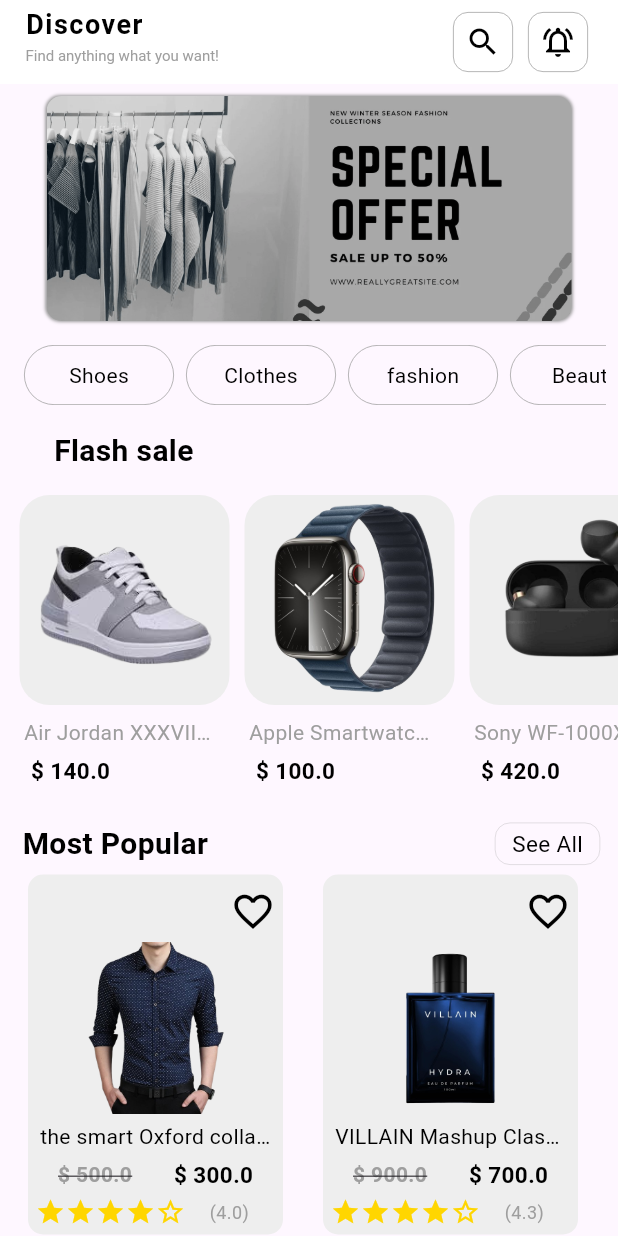
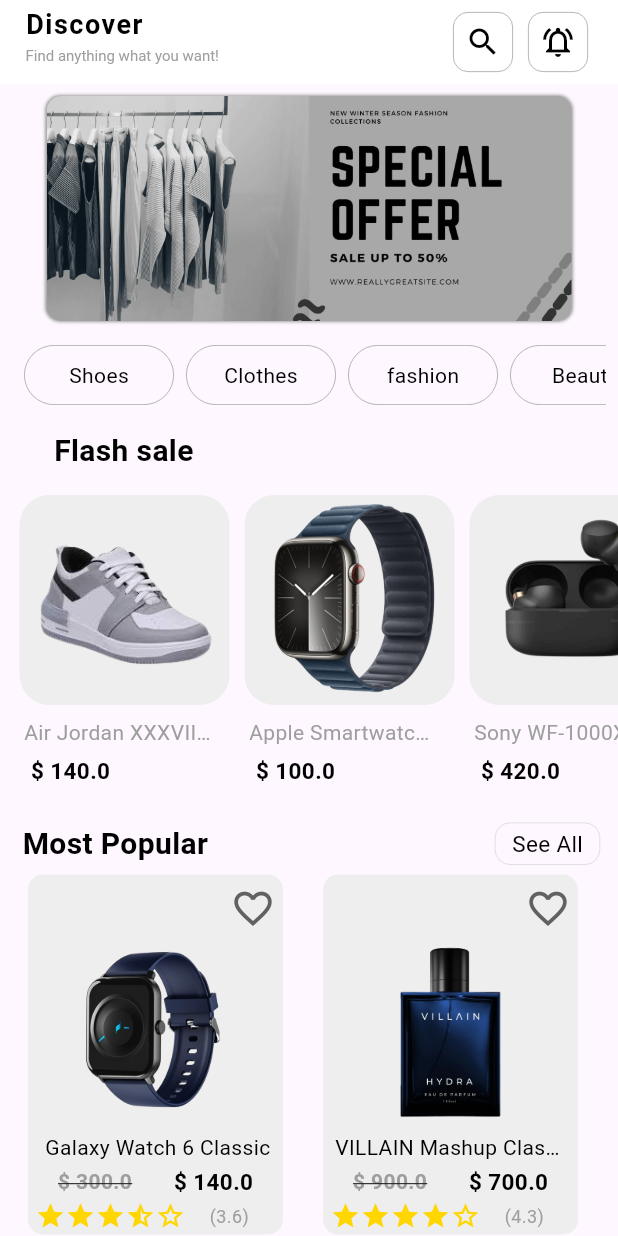
Before and after one commit to Aksharpatel06/shopping_app, a Flutter app: the screen it shows after launch, on a phone screen of 412 x 824 dp. Run offline on Flutter 3.47's test engine with Material 3 defaults, Android fonts, the phone set to English and light mode, and no system bars.

Commit message:
16-02-2024

```diff
--- a/lib/utils/Popularlist.dart
+++ b/lib/utils/Popularlist.dart
@@ -2,6 +2,17 @@ import 'package:flutter/material.dart';
 
 
 List prodect = [
+  {
+    'Image':'asset/img/product image/img21.png',
+    'name':'Galaxy Watch 6 Classic',
+    'prize1':300.0,
+    'prize':140.0,
+    'Icon3':Icons.star,
+    'Icon4':Icons.star_half_outlined,
+    'rating':3.6,
+    'public':1523,
+    'qty':1,
+  },
   {
     'Image':'asset/img/product image/img1.png',
     'name':'the smart Oxford collar shirt',
@@ -11,17 +22,6 @@ List prodect = [
     'Icon4':Icons.star,
     'rating':4.0,
     'public':2372,
-    'qty':1,
-  },
-  {
-    'Image':'asset/img/product image/img2.png',
-    'name':'Galaxy Watch 6 Classic',
-    'prize1':300.0,
-    'prize':140.0,
-    'Icon3':Icons.star,
-    'Icon4':Icons.star_half_outlined,
-    'rating':3.6,
-    'public':1523,
     'qty':1,
   },
   {
--- a/lib/view/Screens/homeScreen.dart
+++ b/lib/view/Screens/homeScreen.dart
@@ -292,9 +292,9 @@ class home extends StatelessWidget {
             children: [
               Padding(
                 padding: const EdgeInsets.only(left: 130.0,top: 5.0),
-                child: Icon(Icons.favorite_outline,color: black,size: 30),
+                child: Icon(Icons.favorite_outline,color: Colors.grey.shade700,size: 30),
               ),
-              Image.asset(img!,height:115,fit: BoxFit.cover,),
+              Image.asset(img!,height:130,fit: BoxFit.cover,),
               Padding(
                 padding: const EdgeInsets.only(left: 8.0,right: 5.0),
                 child: Text('$name',overflow: TextOverflow.ellipsis,style: TextStyle(
@@ -366,9 +366,9 @@ class home extends StatelessWidget {
             children: [
               Padding(
                 padding: const EdgeInsets.only(left: 130.0,top: 5.0),
-                child: Icon(Icons.favorite_outline,color: black,size: 30),
+                child: Icon(Icons.favorite_outline,color: Colors.grey.shade700,size: 30),
               ),
-              Image.asset(img!,height:115,fit: BoxFit.cover,),
+              Image.asset(img!,height:130,fit: BoxFit.cover,),
               Padding(
                 padding: const EdgeInsets.only(left: 8.0,right: 5.0),
                 child: Text('$name\n',overflow: TextOverflow.ellipsis,style: TextStyle(
```
Also changed, not shown: asset/img/product image/img21.png (added).
